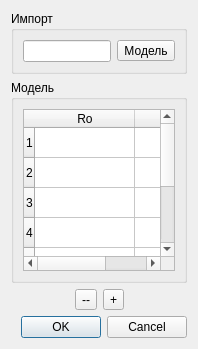
The window that ui/base_ui/SimpleModelDialog.ui (Ya-Varvara/Normalization) describes before a commit, drawn with Qt 5.
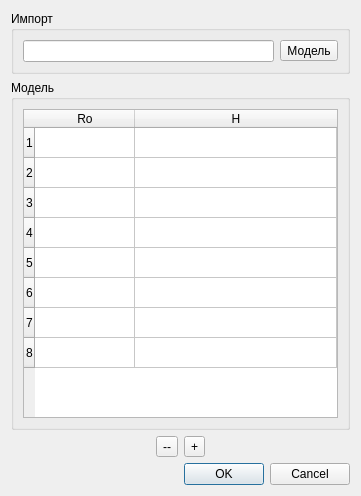
The same window after the commit.

Diff of the .ui file:
```diff
--- a/ui/base_ui/SimpleModelDialog.ui
+++ b/ui/base_ui/SimpleModelDialog.ui
@@ -6,8 +6,8 @@
    <rect>
     <x>0</x>
     <y>0</y>
-    <width>198</width>
-    <height>349</height>
+    <width>361</width>
+    <height>496</height>
    </rect>
   </property>
   <property name="sizePolicy">
```
